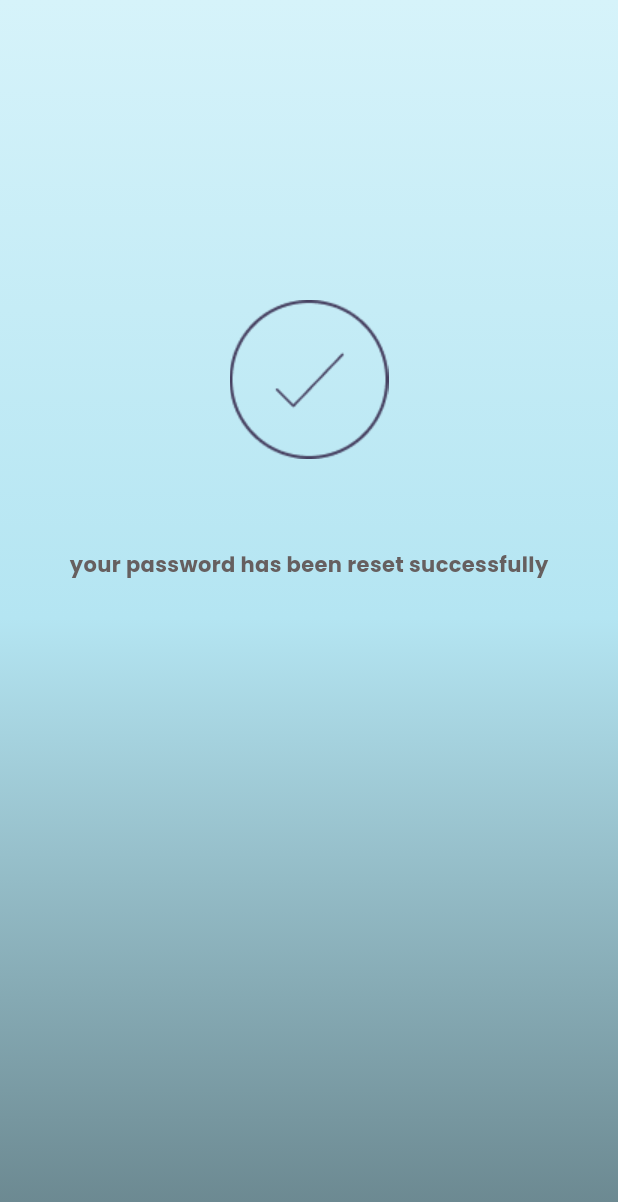
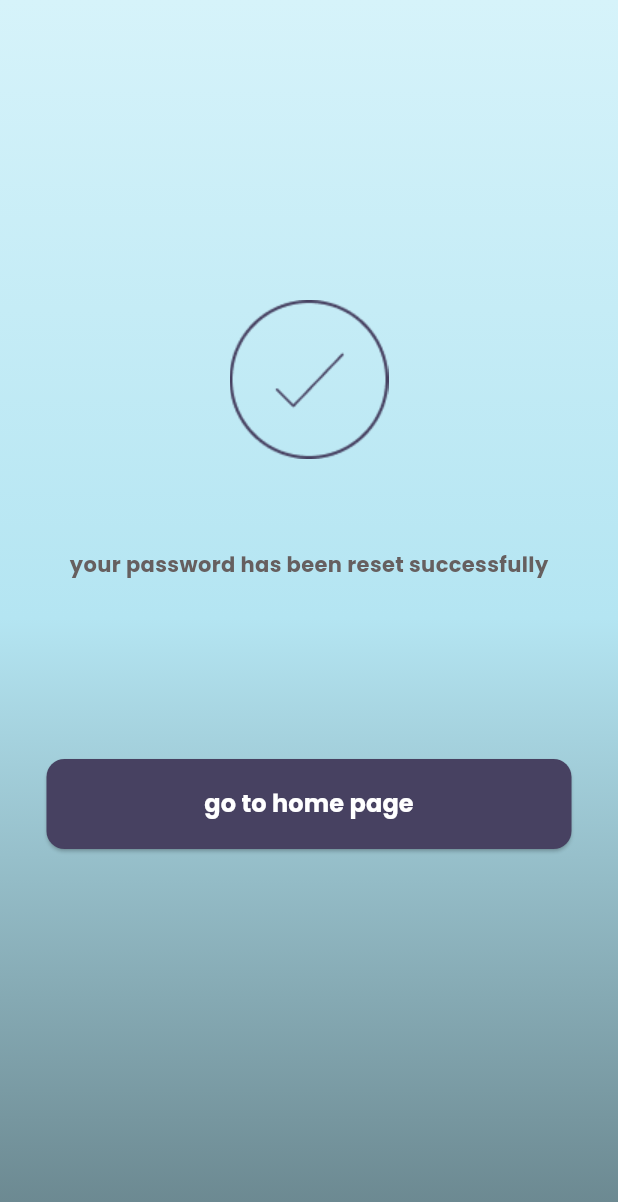
Before and after one commit to shoroukelshikh/behind_the_silent_eyes, a Flutter app: the SuccessNewPass screen opened directly, on a phone screen of 412 x 824 dp. Shown: the top 1202 px of the screen. Run offline on Flutter 3.47's test engine with Material 3 defaults, Android fonts, the phone set to English and light mode, and no system bars; our stand-ins replace animate_do, google_fonts.

Commit message:
+ auth finished

```diff
--- a/lib/features/auth/presentation/screens/send_code.dart
+++ b/lib/features/auth/presentation/screens/send_code.dart
@@ -4,7 +4,8 @@ import 'package:flutter/material.dart';
 import 'package:google_fonts/google_fonts.dart';
 
 class SendCode extends StatefulWidget {
-  const SendCode({super.key});
+  final String email;
+  const SendCode({super.key,required this.email});
 
   @override
   State<SendCode> createState() => _SendCodeState();
--- a/lib/features/auth/presentation/screens/success_newpass.dart
+++ b/lib/features/auth/presentation/screens/success_newpass.dart
@@ -1,4 +1,6 @@
 import 'package:behind_silent_eyes/core/theme/colors.dart';
+import 'package:behind_silent_eyes/core/widgets/elevated_button.dart';
+import 'package:behind_silent_eyes/features/admin/dashboard/presentation/screens/admin_dashboard.dart';
 import 'package:flutter/material.dart';
 import 'package:google_fonts/google_fonts.dart';
 
@@ -7,26 +9,39 @@ class SuccessNewPass extends StatelessWidget {
 
   @override
   Widget build(BuildContext context) {
-    return  Scaffold(
+    return Scaffold(
       body: Container(
         width: double.infinity,
         decoration: BoxDecoration(gradient: AppColors.primary),
         child: Column(
           crossAxisAlignment: CrossAxisAlignment.center,
           children: [
-            SizedBox(height: 200,),
+            SizedBox(height: 200),
             Image(image: AssetImage("assets/images/success.png")),
-            SizedBox(height: 60,),
+            SizedBox(height: 60),
             Text(
               "your password has been reset successfully",
               style: GoogleFonts.poppins(
-                  fontSize: 14,
-                  fontWeight: FontWeight.bold,
-                  color: Color(0xff665F5F)
+                fontSize: 14,
+                fontWeight: FontWeight.bold,
+                color: Color(0xff665F5F),
               ),
             ),
+            SizedBox(height: 120),
+            CustomButton(
+              text: "go to home page",
+              onPressed: () {
+                Navigator.pushReplacement(context,
+                  MaterialPageRoute(builder: (context) => AdminDashboard(),)
+                );
+              },
+              size: 16,
+              weight: FontWeight.bold,
+              width: 350,
+              height: 60,
+            ),
           ],
-        )
+        ),
       ),
     );
   }
--- a/lib/main.dart
+++ b/lib/main.dart
@@ -1,5 +1,3 @@
-import 'package:behind_silent_eyes/features/admin/doctors/presentation/screens/doc_list.dart';
-import 'package:behind_silent_eyes/features/auth/presentation/screens/success_newpass.dart';
 import 'package:behind_silent_eyes/features/splash/presentation/screens/splash_screen.dart';
 import 'package:flutter/material.dart';
 
@@ -15,7 +13,7 @@ class MyApp extends StatelessWidget {
   Widget build(BuildContext context) {
     return MaterialApp(
       debugShowCheckedModeBanner: false,
-      home: SuccessNewPass(),
+      home: SplashScreen(),
     );
   }
 }
```
Also changed, not shown: lib/features/auth/presentation/screens/forget_pass.dart (+9 -8 lines), lib/features/auth/presentation/screens/reset_pass.dart (+8 -6 lines).
